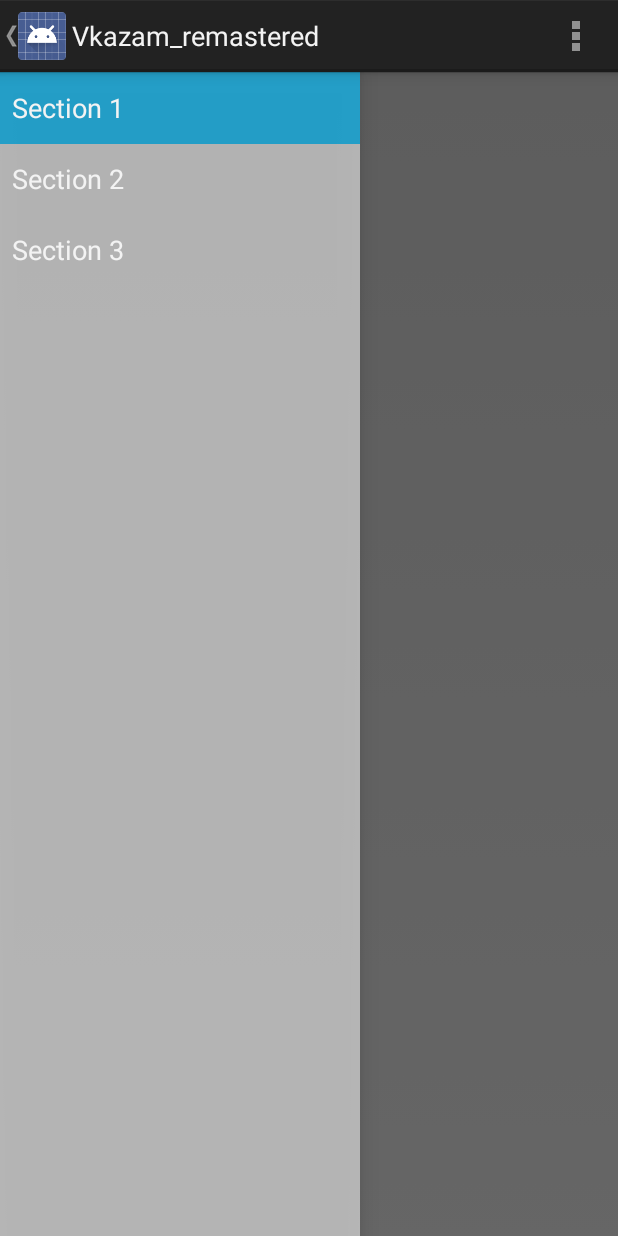
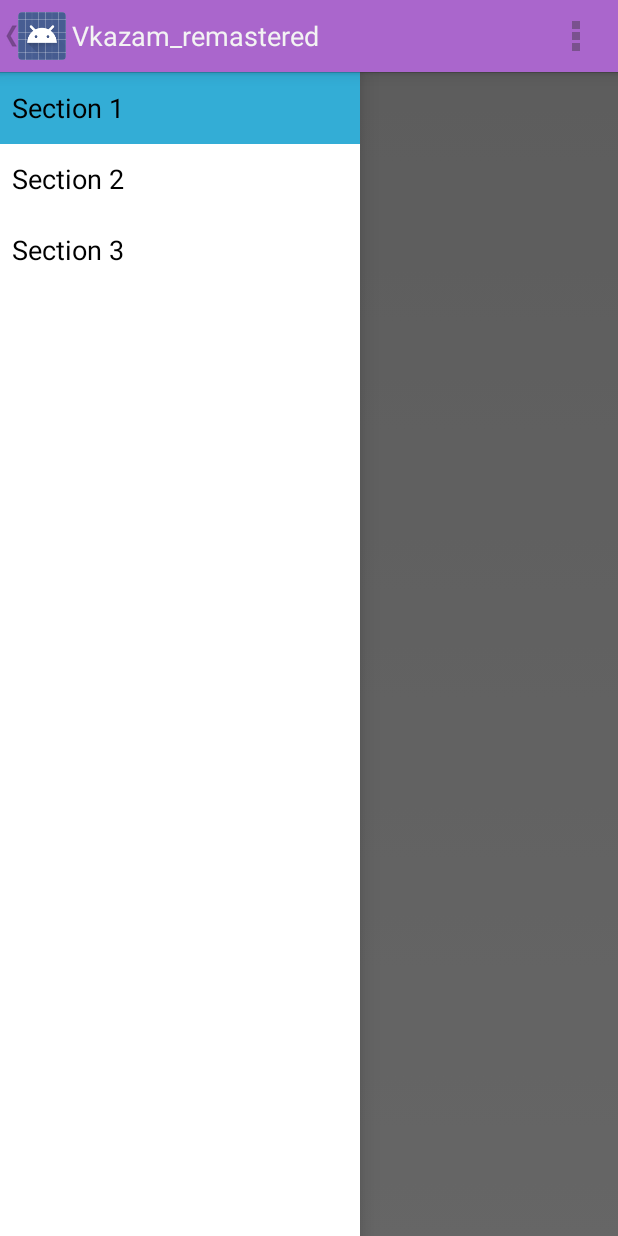
Before and after one commit to SpitsinStafichuk/Vkazam_remastered, an Android app: the screen it shows after launch (DrawerActivity), on a phone screen of 412 x 824 dp. Run offline under Robolectric (Android 15) with nearby library versions, the phone set to English and light mode, and no system bars; 2 statements that could not run were skipped.

Commit message:
- defined two colors; - styled action bar - changed color of drawer icon

```diff
--- a/app/src/main/AndroidManifest.xml
+++ b/app/src/main/AndroidManifest.xml
@@ -6,7 +6,7 @@
         android:allowBackup="true"
         android:icon="@drawable/ic_launcher"
         android:label="@string/app_name"
-        android:theme="@style/AppTheme" >
+        android:theme="@style/VkazamTheme" >
         <activity
             android:name=".DrawerActivity"
             android:label="@string/app_name" >
--- a/app/src/main/res/layout/fragment_navigation_drawer.xml
+++ b/app/src/main/res/layout/fragment_navigation_drawer.xml
@@ -5,5 +5,5 @@
     android:choiceMode="singleChoice"
     android:divider="@android:color/transparent"
     android:dividerHeight="0dp"
-    android:background="#cccc"
+    android:background="@color/white"
     tools:context=".NavigationDrawerFragment" />
--- /dev/null
+++ b/app/src/main/res/values/colors.xml
@@ -0,0 +1,5 @@
+<?xml version="1.0" encoding="utf-8"?>
+<resources>
+    <color name="violet_moderate">#AA66CC</color>
+    <color name="white">#FFFFFF</color>
+</resources>
--- a/app/src/main/res/values/styles.xml
+++ b/app/src/main/res/values/styles.xml
@@ -1,8 +1,15 @@
 <resources>
 
     <!-- Base application theme. -->
-    <style name="AppTheme" parent="android:Theme.Holo.Light.DarkActionBar">
-        <!-- Customize your theme here. -->
+    <style name="VkazamTheme" parent="android:Theme.Holo.Light">
+        <item name="android:actionBarStyle">@style/VkazamActionBar</item>
     </style>
 
+    <!-- ActionBar styles -->
+    <style name="VkazamActionBar"
+        parent="@android:style/Widget.Holo.Light.ActionBar.Solid.Inverse">
+        <item name="android:background">@color/violet_moderate</item>
+    </style>
+
+
 </resources>
```
Also changed, not shown: app/src/main/java/com/SpitsinStafichuk/vkazam_remastered/view/SquareImageView.java (added, +42 -0 lines), app/src/main/res/layout/track_information.xml (added, +15 -0 lines), app/src/main/res/drawable-hdpi/ic_drawer.png, app/src/main/res/drawable-mdpi/ic_drawer.png, app/src/main/res/drawable-xhdpi/ic_drawer.png, app/src/main/res/drawable-xxhdpi/ic_drawer.png.
